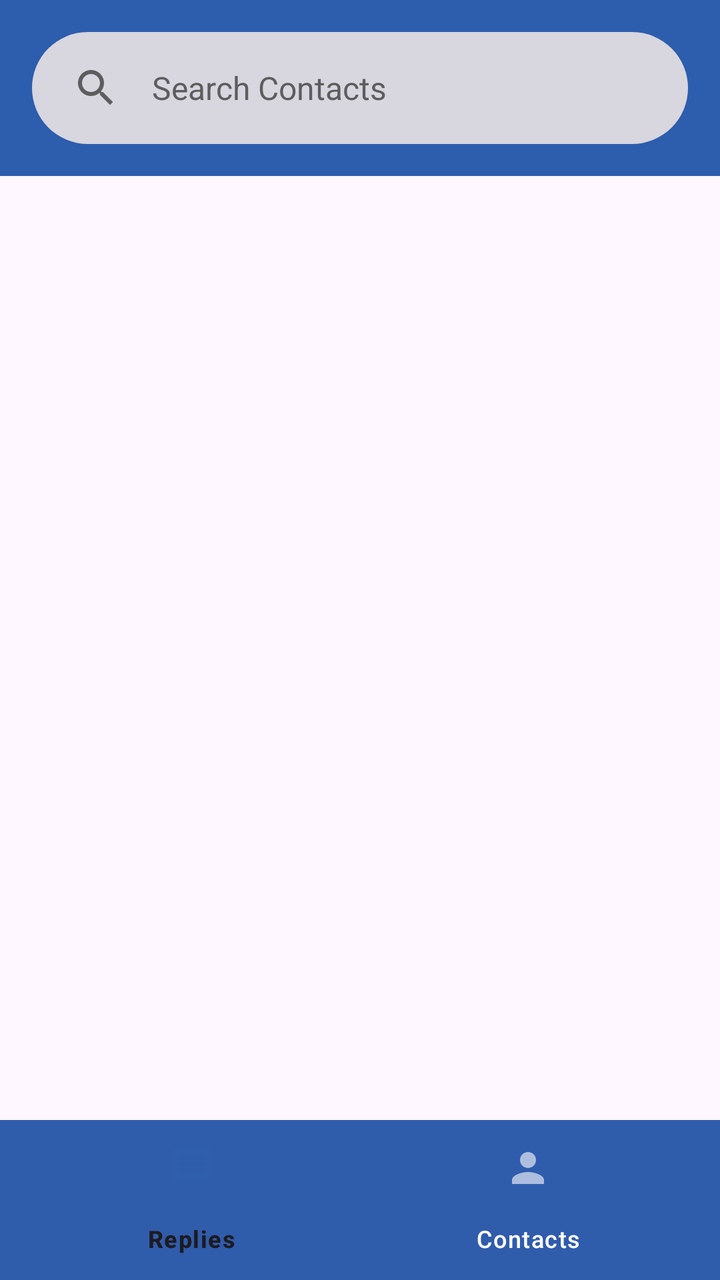
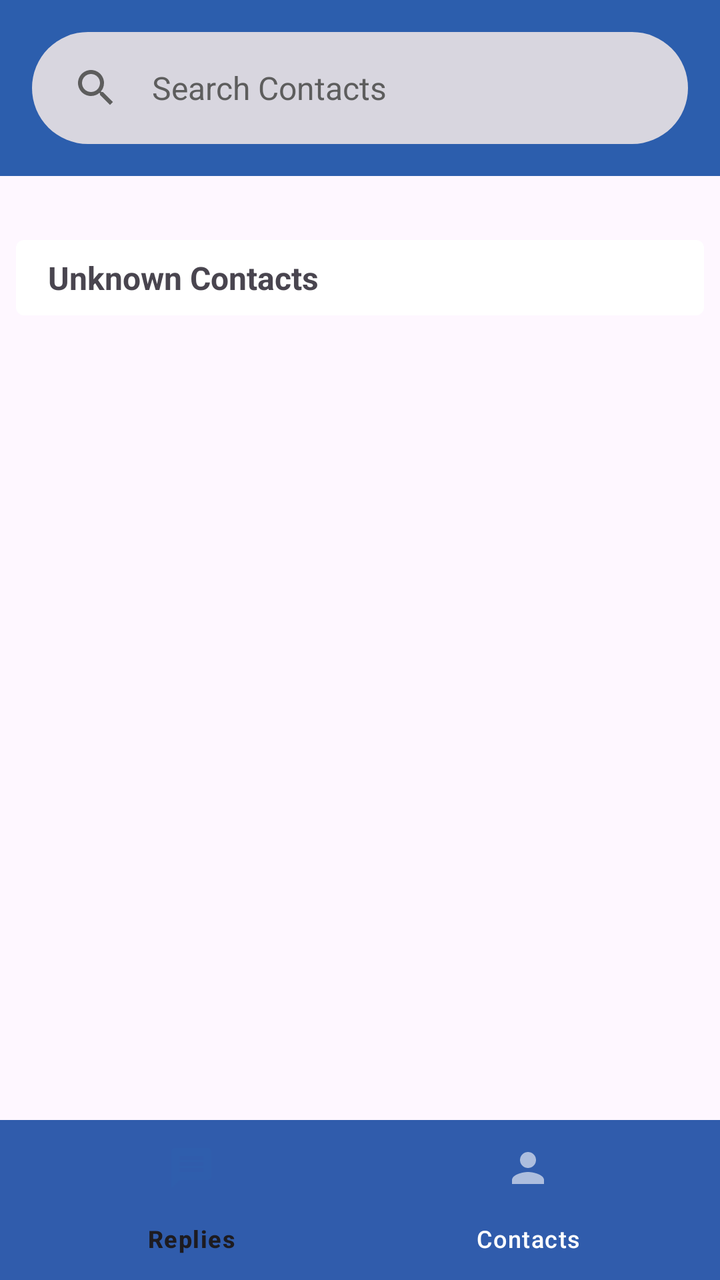

Screens rendered from an Android XML layout before and after an edit, with the pre-edit source and the edit as a unified diff.
<!-- AndroidManifest.xml: application theme Theme.CallSwitch -->
<!-- res/layout/fragment_contacts.xml -->
<?xml version="1.0" encoding="utf-8"?>
<androidx.coordinatorlayout.widget.CoordinatorLayout xmlns:android="http://schemas.android.com/apk/res/android"
    xmlns:app="http://schemas.android.com/apk/res-auto"
    xmlns:tools="http://schemas.android.com/tools"
    android:id="@+id/main_fragment"
    android:layout_width="match_parent"
    android:layout_height="match_parent"
    tools:context=".RepliesActivity">



    <RelativeLayout
        android:id="@+id/relative_layout"
        app:layout_behavior="@string/searchbar_scrolling_view_behavior"
        android:layout_width="match_parent"
        android:layout_height="match_parent">

        <androidx.recyclerview.widget.RecyclerView
            android:id="@+id/contacts_recycler_view"
            android:paddingTop="120dp"
            android:layout_marginHorizontal="8dp"
            android:clipToPadding="false"
            android:layout_width="match_parent"
            android:layout_height="match_parent" />

    </RelativeLayout>

    <include layout="@layout/component_bottom_nav_bar"
        android:id="@+id/bottom_nav_view"
        android:layout_width="match_parent"
        android:layout_height="wrap_content"
        android:layout_gravity="bottom"/>

    <include layout="@layout/component_contacts_app_bar"/>


    <com.google.android.material.search.SearchView
        android:id="@+id/contact_search_view"
        android:layout_width="match_parent"
        android:layout_height="match_parent"
        app:layout_anchor="@id/contact_search_bar"
        android:hint="@string/search_contacts">
        <androidx.recyclerview.widget.RecyclerView
            android:layout_marginHorizontal="8dp"
            android:fitsSystemWindows="true"
            android:clipToPadding="false"
            android:id="@+id/contact_search_results"
            android:layout_width="match_parent"
            android:layout_height="match_parent"/>
    </com.google.android.material.search.SearchView>
</androidx.coordinatorlayout.widget.CoordinatorLayout>
<!-- res/layout/component_bottom_nav_bar.xml (included above) -->
<?xml version="1.0" encoding="utf-8"?>
<com.google.android.material.bottomnavigation.BottomNavigationView xmlns:android="http://schemas.android.com/apk/res/android"
    android:transitionName="@string/bottom_nav_view_transition"
    android:layout_width="match_parent"
    android:layout_height="wrap_content"
    android:fitsSystemWindows="true"
    android:id="@+id/bottom_nav_view"
    android:layout_alignParentBottom="true"
    xmlns:app="http://schemas.android.com/apk/res-auto"
    app:menu="@menu/bottom_navigation_menu" />
<!-- res/layout/component_contacts_app_bar.xml (included above) -->
<?xml version="1.0" encoding="utf-8"?>
<com.google.android.material.appbar.AppBarLayout xmlns:android="http://schemas.android.com/apk/res/android"
    xmlns:app="http://schemas.android.com/apk/res-auto"
    android:id="@+id/toolbar_main"
    style="@style/Widget.App.LightToolbar"
    android:layout_width="match_parent"
    android:layout_height="wrap_content"
    app:statusBarForeground="@color/blue"
    android:fitsSystemWindows="true">







    <com.google.android.material.appbar.MaterialToolbar
        android:id="@+id/toolbar"
        android:layout_width="match_parent"
        android:layout_height="wrap_content"
        android:background="@color/blue"
        app:layout_scrollFlags="enterAlways|scroll|snap">

    <com.google.android.material.search.SearchBar
        style="@style/Widget.App.SearchBar"
        android:textAppearance="@style/TextAppearance.App.SearchBar"
        android:id="@+id/contact_search_bar"
        android:layout_width="match_parent"
        android:layout_height="wrap_content"
        android:backgroundTint="@color/grey_2"
        android:hint="@string/search_contacts" />
    </com.google.android.material.appbar.MaterialToolbar>
</com.google.android.material.appbar.AppBarLayout>
<!-- resources referenced by this layout -->
<resources>
  <color name="blue">#2C5EAD</color>
  <color name="grey_2">#e6e6e6</color>
  <string name="bottom_nav_view_transition">bottom_nav_view_transition</string>
  <string name="search_contacts">Search Contacts</string>
  <style name="TextAppearance.App.SearchBar" parent="TextAppearance.Material3.SearchBar">
          <item name="android:textColor">@color/white</item>
  
          
          
      </style>
  <style name="Widget.App.LightToolbar" parent="Widget.Material3.Toolbar">
          <item name="materialThemeOverlay">@style/ThemeOverlay.App.LightToolbar</item>
      </style>
  <style name="Widget.App.SearchBar" parent="Widget.Material3.SearchBar">
          <item name="materialThemeOverlay">@style/ThemeOverlay.App.SearchBar</item>
      </style>
  <style name="Theme.CallSwitch" parent="Base.Theme.CallSwitch" />
  <color name="white">#FFFFFFFF</color>
  <style name="ThemeOverlay.App.SearchBar" parent="">
          <item name="colorSurface">@color/grey_2</item>
          <item name="colorOnSurface">@color/grey_2</item>
          <item name="colorSurfaceContainer">@color/grey_2</item>
          <item name="navigationIconTint">@color/grey_10</item>
          <item name="colorOnSurfaceVariant">@color/grey_10</item>
          <item name="titleTextColor">@color/grey_10</item>
          <item name="textAppearanceTitleLarge">@style/TextAppearance.App.TitleLarge</item>
          <item name="textAppearanceTitleMedium">@style/TextAppearance.App.TitleMedium</item>
      </style>
  <style name="Base.Theme.CallSwitch" parent="Theme.Material3.DayNight.NoActionBar">
          
          
          <item name="colorSurface">@color/blue</item>
          <item name="toolbarStyle">@style/Widget.App.Toolbar</item>
          <item name="bottomNavigationStyle">@style/Widget.App.BottomNavigationView</item>
      </style>
  <color name="grey_15">#080808</color>
  <style name="TextAppearance.App.TitleLarge" parent="TextAppearance.Material3.TitleLarge">
          
          
      </style>
  <style name="TextAppearance.App.TitleMedium" parent="TextAppearance.Material3.TitleMedium">
          
          
      </style>
  <color name="grey_10">#5d5d5d</color>
  <style name="Widget.App.Toolbar" parent="Widget.Material3.Toolbar">
          <item name="materialThemeOverlay">@style/ThemeOverlay.App.Toolbar</item>
      </style>
  <style name="Widget.App.BottomNavigationView" parent="Widget.Material3.BottomNavigationView">
          <item name="materialThemeOverlay">@style/ThemeOverlay.App.BottomNavigationView</item>
      </style>
  <style name="ThemeOverlay.App.Toolbar" parent="">
          <item name="colorSurface">@color/blue</item>
          <item name="colorOnSurface">@color/blue</item>
          <item name="colorSurfaceContainer">@color/blue</item>
          <item name="colorOnSurfaceVariant">@color/white</item>
          <item name="titleTextColor">@color/white</item>
          <item name="iconTint">@color/white</item>
          <item name="textAppearanceTitleLarge">@style/TextAppearance.App.TitleLarge</item>
          <item name="textAppearanceTitleMedium">@style/TextAppearance.App.TitleMedium</item>
      </style>
  <style name="ThemeOverlay.App.BottomNavigationView" parent="">
          
          <item name="colorOnSurfaceVariant">@color/white</item>
          
          <item name="colorSurfaceContainer">@color/blue</item>
          
          <item name="colorSecondary">@color/blue</item>
          
          <item name="colorSecondaryContainer">@color/white</item>
          
          <item name="colorOnSecondaryContainer">@color/blue</item>
      </style>
  <!-- unchanged entries left out for length: 1 -->
</resources>

<!-- the commit's change to res/layout/fragment_contacts.xml (unified diff, before → after) -->
@@ -8,22 +8,41 @@
     tools:context=".RepliesActivity">
 
 
+    <androidx.core.widget.NestedScrollView
+        android:layout_width="match_parent"
+        app:layout_behavior="@string/searchbar_scrolling_view_behavior"
+        android:layout_height="match_parent">
+        <RelativeLayout
+            android:id="@+id/relative_layout"
+            android:layout_width="match_parent"
+            android:layout_height="match_parent">
 
-    <RelativeLayout
-        android:id="@+id/relative_layout"
-        app:layout_behavior="@string/searchbar_scrolling_view_behavior"
-        android:layout_width="match_parent"
-        android:layout_height="match_parent">
+            <TextView
+                android:paddingHorizontal="16dp"
+                android:paddingVertical="8dp"
+                android:background="@drawable/rounded_rectangle_background_4"
+                android:layout_marginHorizontal="8dp"
+                android:id="@+id/unknown_contacts_textview"
+                android:layout_marginTop="120dp"
+                android:textSize="16sp"
+                android:textStyle="bold"
+                android:layout_width="match_parent"
+                android:layout_height="wrap_content"
+                android:text="Unknown Contacts"/>
 
-        <androidx.recyclerview.widget.RecyclerView
-            android:id="@+id/contacts_recycler_view"
-            android:paddingTop="120dp"
-            android:layout_marginHorizontal="8dp"
-            android:clipToPadding="false"
-            android:layout_width="match_parent"
-            android:layout_height="match_parent" />
+            <androidx.recyclerview.widget.RecyclerView
+                android:layout_below="@id/unknown_contacts_textview"
+                android:id="@+id/contacts_recycler_view"
+                android:layout_marginHorizontal="8dp"
+                android:layout_marginTop="8dp"
+                android:clipToPadding="false"
+                android:layout_width="match_parent"
+                android:layout_height="match_parent" />
 
-    </RelativeLayout>
+        </RelativeLayout>
+    </androidx.core.widget.NestedScrollView>
+
+
 
     <include layout="@layout/component_bottom_nav_bar"
         android:id="@+id/bottom_nav_view"
<!-- resource entries referenced after the edit -->
@@ -2,6 +2,13 @@
 <resources>
   <color name="blue">#2C5EAD</color>
   <color name="grey_2">#e6e6e6</color>
+  <!-- drawable rounded_rectangle_background_4 (drawable) -->
+  <?xml version="1.0" encoding="utf-8"?>
+  <shape xmlns:android="http://schemas.android.com/apk/res/android"
+      android:shape="rectangle">
+      <corners android:radius="4dp"/>
+      <solid android:color="@color/white"/>
+  </shape>
   <string name="bottom_nav_view_transition">bottom_nav_view_transition</string>
   <string name="search_contacts">Search Contacts</string>
   <style name="TextAppearance.App.SearchBar" parent="TextAppearance.Material3.SearchBar">
